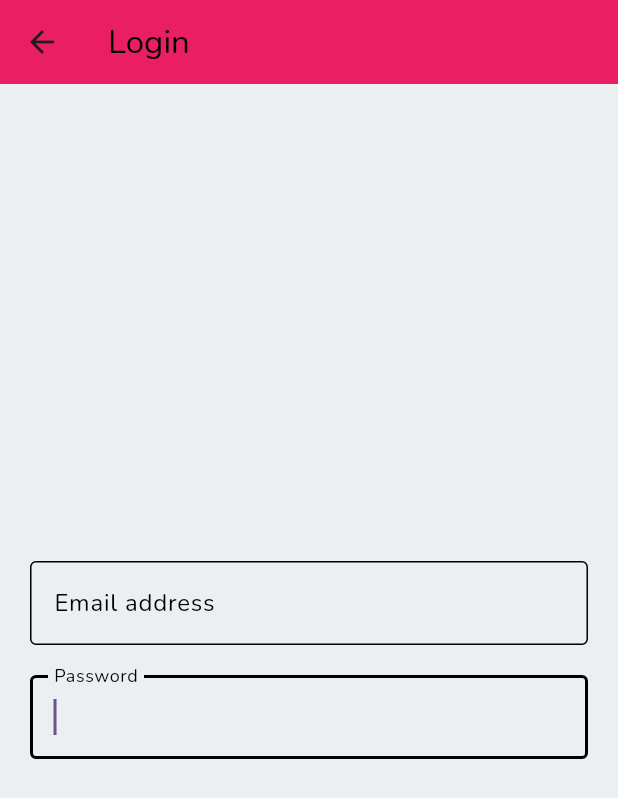
After one commit to GabrieliBrandalise/app_mulheres_campo, a Flutter app: the Login screen opened directly, on a phone screen of 412 x 824 dp. The commit adds this screen. Shown: the top 798 px of the screen. Run offline on Flutter 3.47's test engine with Material 3 defaults, Android fonts, the light colour scheme and no system bars; our stand-ins replace google_fonts.

Commit message:
inicio tela de login

```diff
--- a/lib/home.dart
+++ b/lib/home.dart
@@ -1,4 +1,5 @@
 import 'package:app_mulheres_campo/cadastro.dart';
+import 'package:app_mulheres_campo/login.dart';
 import 'package:flutter/material.dart';
 
 class HomeWidget extends StatefulWidget {
@@ -33,11 +34,16 @@ Widget botaoTela(BuildContext context){
                           borderRadius: BorderRadius.circular(100))),
                 ),
                 onTap: () => outraTela(),
+                onLongPress: () => telaLogin() ,
               )
             ]);
 }
 void outraTela(){
   Navigator.push(context, MaterialPageRoute(builder: (context) => const CadastroWidget()));
+}
+
+void telaLogin(){
+  Navigator.push(context, MaterialPageRoute(builder: (context) => const Login()));
 }
 
   @override
--- /dev/null
+++ b/lib/login.dart
@@ -0,0 +1,65 @@
+import 'package:flutter/material.dart';
+import 'package:google_fonts/google_fonts.dart';
+class Login extends StatefulWidget {
+  const Login({super.key});
+
+  @override
+  State<Login> createState() => _LoginState();
+}
+
+class _LoginState extends State<Login> {
+  @override
+  Widget build(BuildContext context) {
+    return Scaffold(
+      backgroundColor: Colors.blueGrey.shade50,
+      appBar: AppBar(
+        title: Text(
+          'Login',
+          style: GoogleFonts.nunito(color: Colors.black),
+        ),
+        backgroundColor: Colors.pink,
+      ),
+      body: Center(
+        child: Padding(
+          padding: const EdgeInsets.all(20.0),
+          child: Column(
+            mainAxisAlignment: MainAxisAlignment.center,
+            children: <Widget>[
+              TextFormField(
+                keyboardType: TextInputType.emailAddress,
+                decoration:  InputDecoration(
+                  border: const OutlineInputBorder(),
+                  labelText: 'Email address',
+                  labelStyle: GoogleFonts.nunito(color: Colors.black),
+                  enabledBorder: const OutlineInputBorder(
+                    borderSide: BorderSide(color: Colors.black, width: 1), // Borda rosa no estado normal
+                  ),
+                  focusedBorder: const OutlineInputBorder(
+                    borderSide: BorderSide(color: Colors.black, width: 2), // Borda rosa quando focada
+                  ),
+                ),
+              ),
+              const SizedBox(height: 20),
+              TextFormField(
+                autofocus: true,
+                obscureText: true,
+                keyboardType: TextInputType.text,
+                decoration:  InputDecoration(
+                  border: const OutlineInputBorder(),
+                  labelText: 'Password',
+                  labelStyle: GoogleFonts.nunito(color: Colors.black),
+                  enabledBorder: const OutlineInputBorder(
+                    borderSide: BorderSide(color: Colors.black, width: 1), // Borda rosa no estado normal
+                  ),
+                  focusedBorder: const OutlineInputBorder(
+                    borderSide: BorderSide(color: Colors.black, width: 2),// Borda rosa quando focada
+                  ),
+                  ),
+                ),
+            ],
+          ),
+        ),
+      ),
+    );
+  }
+}
--- a/pubspec.yaml
+++ b/pubspec.yaml
@@ -30,7 +30,7 @@ environment:
 dependencies:
   flutter:
     sdk: flutter
-
+  google_fonts: ^5.0.0
 
   # The following adds the Cupertino Icons font to your application.
   # Use with the CupertinoIcons class for iOS style icons.
```
Also changed, not shown: pubspec.lock, 1 other file.
